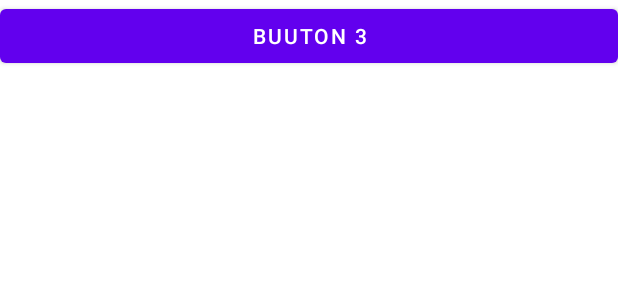
After one commit to CalotteNeo/MyApplication2, an Android app: the layout third_layout.xml on its own in the app's theme, with its tools: preview values and no code run, on a phone screen of 412 x 824 dp. The commit adds this screen. Shown: the top 300 px of the screen. Run offline under Robolectric (Android 15) with nearby library versions, the phone set to English and light mode, and no system bars.

Commit message:
学习进度：2.3完成

```diff
--- a/app/build.gradle
+++ b/app/build.gradle
@@ -33,6 +33,7 @@ dependencies {
     implementation 'androidx.appcompat:appcompat:1.2.0'
     implementation 'com.google.android.material:material:1.2.1'
     implementation 'androidx.constraintlayout:constraintlayout:2.0.1'
+    implementation 'org.jetbrains:annotations:15.0'
     testImplementation 'junit:junit:4.+'
     androidTestImplementation 'androidx.test.ext:junit:1.1.2'
     androidTestImplementation 'androidx.test.espresso:espresso-core:3.3.0'
--- /dev/null
+++ b/app/src/main/res/layout/third_layout.xml
@@ -0,0 +1,14 @@
+<?xml version="1.0" encoding="utf-8"?>
+<LinearLayout xmlns:android="http://schemas.android.com/apk/res/android"
+    android:orientation="vertical"
+    android:layout_width="match_parent"
+    android:layout_height="match_parent">
+
+    <Button
+        android:layout_width="match_parent"
+        android:layout_height="wrap_content"
+        android:id="@+id/button3"
+        android:text="Buuton 3"
+        />
+
+</LinearLayout>
```
Also changed, not shown: app/src/main/AndroidManifest.xml (+12 -3 lines), app/src/main/java/com/example/myapplication/FirstActivity.java (+54 -3 lines), app/src/main/java/com/example/myapplication/SecondActivity.java (+27 -0 lines), app/src/main/java/com/example/myapplication/ThirdActivity.java (added, +14 -0 lines).
